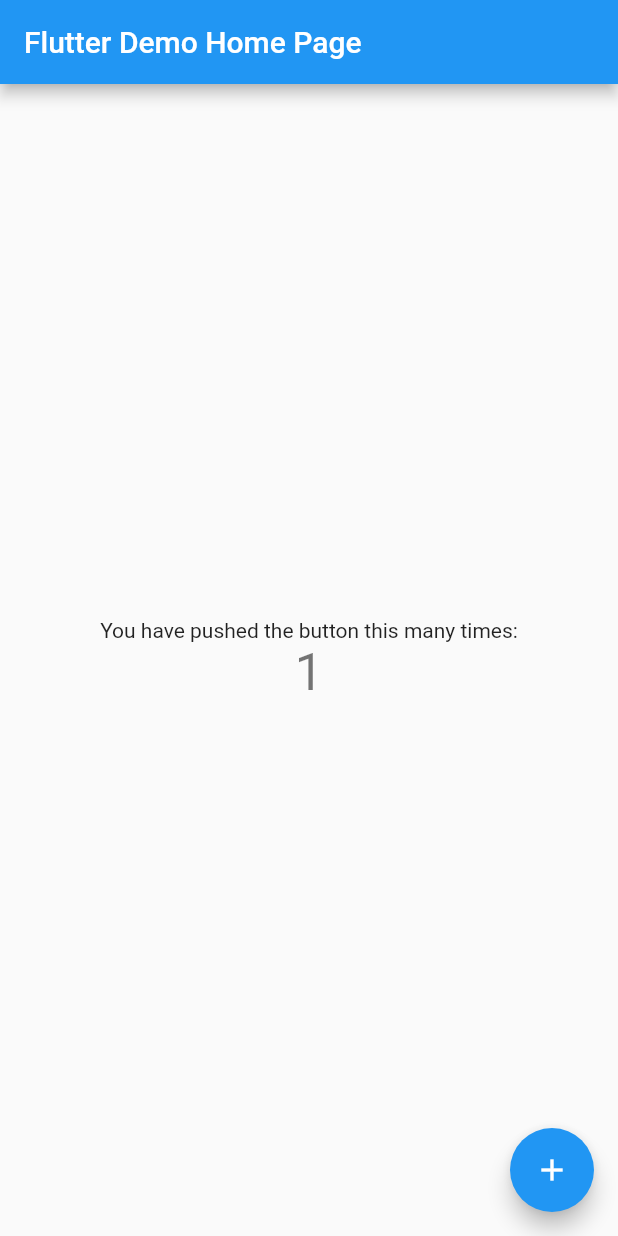
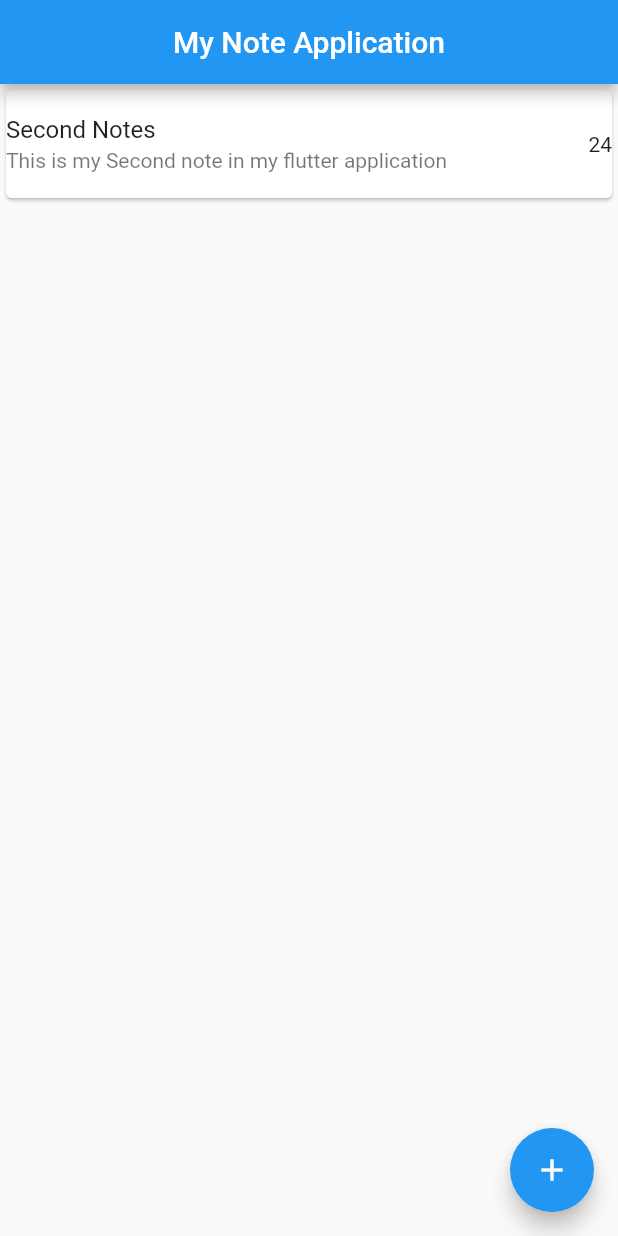
Before and after one commit to hariskhan235/flutter_notesapp_SQLite, a Flutter app: the screen it shows after launch, after a tap on the "add" icon, on a phone screen of 412 x 824 dp. Run offline on Flutter 3.47's test engine with Material 2 defaults, Android fonts, the phone set to English and light mode, and no system bars; our stand-ins replace sqflite; accounts and stored records are empty.

Commit message:
final app

```diff
--- /dev/null
+++ b/lib/app/db/notes_db.dart
@@ -0,0 +1,64 @@
+import 'package:sqflite/sqflite.dart';
+import 'package:path_provider/path_provider.dart';
+import '../../model/notes_model.dart';
+import 'package:path/path.dart';
+import 'dart:io' as io;
+
+class DBHelper {
+  static Database? _db;
+
+  Future<Database?> get db async {
+    if (_db != null) {
+      return _db;
+    }
+    _db = await initDatabase();
+  }
+
+  initDatabase() async {
+    io.Directory documentDirectory = await getApplicationDocumentsDirectory();
+    String path = join(documentDirectory.path, 'notes.db');
+
+    var db = await openDatabase(path, version: 1, onCreate: _onCreate);
+
+    return db;
+  }
+
+  _onCreate(Database db, int version) async {
+    await db.execute(
+      "CREATE TABLE notes (id INTEGER PRIMARY KEY AUTOINCREMENT, title TEXT NOT NULL , age INTEGER NOT NULL , description TEXT NOT NULL , email TEXT)",
+    );
+  }
+
+  Future<NotesModel> insert(NotesModel? notesModel) async {
+    var dbClient = await db;
+    try {
+      await dbClient!.insert(
+        'notes',
+        notesModel!.toMap(),
+      );
+    } catch (e) {
+      print('error');
+    }
+    return notesModel!;
+  }
+
+  Future<List<NotesModel>> getNotesList() async {
+    var dbClient = await db;
+
+    final List<Map<String, Object?>> queryResult =
+        await dbClient!.query('notes');
+
+    return queryResult.map((e) => NotesModel.fromMap(e)).toList();
+  }
+
+  Future<int> deleteNote(int id) async {
+    var dbClient = await db;
+    return dbClient!.delete('notes', where: 'id = ?', whereArgs: [id]);
+  }
+
+  Future<int> update(NotesModel notesModel) async {
+    var dbClient = await db;
+    return await dbClient!.update('notes', notesModel.toMap(),
+        where: 'id = ?', whereArgs: [notesModel.id]);
+  }
+}
--- /dev/null
+++ b/lib/app/my_app.dart
@@ -0,0 +1,18 @@
+import 'package:flutter/material.dart';
+import 'package:flutter_notes_app/home_page.dart';
+
+class MyApp extends StatelessWidget {
+  const MyApp({Key? key}) : super(key: key);
+
+  // This widget is the root of your application.
+  @override
+  Widget build(BuildContext context) {
+    return MaterialApp(
+      title: 'Flutter Demo',
+      theme: ThemeData(
+        primarySwatch: Colors.blue,
+      ),
+      home: const HomePage(),
+    );
+  }
+}
--- /dev/null
+++ b/lib/home_page.dart
@@ -0,0 +1,120 @@
+import 'package:flutter/material.dart';
+import 'package:flutter_notes_app/app/db/notes_db.dart';
+import 'package:flutter_notes_app/model/notes_model.dart';
+
+class HomePage extends StatefulWidget {
+  const HomePage({Key? key}) : super(key: key);
+
+  @override
+  State<HomePage> createState() => _HomePageState();
+}
+
+class _HomePageState extends State<HomePage> {
+  DBHelper? dbHelper;
+  late Future<List<NotesModel>> notesList;
+  @override
+  void initState() {
+    super.initState();
+    dbHelper = DBHelper();
+    loadData();
+  }
+
+  loadData() async {
+    notesList = dbHelper!.getNotesList();
+  }
+
+  @override
+  Widget build(BuildContext context) {
+    return Scaffold(
+      appBar: AppBar(
+        title: const Text('My Note Application'),
+        centerTitle: true,
+      ),
+      body: Column(
+        children: [
+          Expanded(
+            child: FutureBuilder(
+              future: notesList,
+              builder: (context, AsyncSnapshot<List<NotesModel>> snapshot) {
+                if (snapshot.hasData) {
+                  return ListView.builder(
+                    itemCount: snapshot.data!.length,
+                    itemBuilder: (context, index) {
+                      return InkWell(
+                        onTap: () {
+                          dbHelper!.update(
+                            NotesModel(
+                                id: snapshot.data![index].id!,
+                                title: 'Some thing else',
+                                age: 34,
+                                description: 'This is something else',
+                                email: 'ishaqzaada235@gmail.com'),
+                          );
+                          setState(() {
+                            notesList = dbHelper!.getNotesList();
+                          });
+                        },
+                        child: Dismissible(
+                          onDismissed: (DismissDirection direction) {
+                            setState(() {
+                              dbHelper!.deleteNote(snapshot.data![index].id!);
+                              notesList = dbHelper!.getNotesList();
+                              snapshot.data!.remove(snapshot.data![index]);
+                            });
+                          },
+                          key: ValueKey<int>(snapshot.data![index].id!),
+                          child: Card(
+                            child: ListTile(
+                              contentPadding: const EdgeInsets.all(0),
+                              title: Text(
+                                snapshot.data![index].title.toString(),
+                              ),
+                              subtitle: Text(
+                                snapshot.data![index].description.toString(),
+                              ),
+                              trailing: Text(
+                                snapshot.data![index].age.toString(),
+                              ),
+                            ),
+                          ),
+                        ),
+                      );
+                    },
+                  );
+                } else {
+                  return const Center(
+                    child: CircularProgressIndicator(),
+                  );
+                }
+              },
+            ),
+          ),
+        ],
+      ),
+      floatingActionButton: FloatingActionButton(
+        onPressed: () async {
+          dbHelper!
+              .insert(
+            NotesModel(
+              title: 'Second Notes',
+              age: 24,
+              description: 'This is my Second note in my flutter application',
+              email: 'Harisromeo9@gmail.com',
+            ),
+          )
+              .then((value) {
+            print('data added successfully');
+            setState(() {
+              notesList = dbHelper!.getNotesList();
+            });
+          }).onError((error, stackTrace) {
+            print(
+              error.toString(),
+            );
+          });
+        },
+        child: const Icon(Icons.add),
+      ),
+    );
+  }
+}
--- a/lib/main.dart
+++ b/lib/main.dart
@@ -1,115 +1,6 @@
 import 'package:flutter/material.dart';
+import 'package:flutter_notes_app/app/my_app.dart';
 
 void main() {
   runApp(const MyApp());
 }
-
-class MyApp extends StatelessWidget {
-  const MyApp({Key? key}) : super(key: key);
-
-  // This widget is the root of your application.
-  @override
-  Widget build(BuildContext context) {
-    return MaterialApp(
-      title: 'Flutter Demo',
-      theme: ThemeData(
-        // This is the theme of your application.
-        //
-        // Try running your application with "flutter run". You'll see the
-        // application has a blue toolbar. Then, without quitting the app, try
-        // changing the primarySwatch below to Colors.green and then invoke
-        // "hot reload" (press "r" in the console where you ran "flutter run",
-        // or simply save your changes to "hot reload" in a Flutter IDE).
-        // Notice that the counter didn't reset back to zero; the application
-        // is not restarted.
-        primarySwatch: Colors.blue,
-      ),
-      home: const MyHomePage(title: 'Flutter Demo Home Page'),
-    );
-  }
-}
-
-class MyHomePage extends StatefulWidget {
-  const MyHomePage({Key? key, required this.title}) : super(key: key);
-
-  // This widget is the home page of your application. It is stateful, meaning
-  // that it has a State object (defined below) that contains fields that affect
-  // how it looks.
-
-  // This class is the configuration for the state. It holds the values (in this
-  // case the title) provided by the parent (in this case the App widget) and
-  // used by the build method of the State. Fields in a Widget subclass are
-  // always marked "final".
-
-  final String title;
-
-  @override
-  State<MyHomePage> createState() => _MyHomePageState();
-}
-
-class _MyHomePageState extends State<MyHomePage> {
-  int _counter = 0;
-
-  void _incrementCounter() {
-    setState(() {
-      // This call to setState tells the Flutter framework that something has
-      // changed in this State, which causes it to rerun the build method below
-      // so that the display can reflect the updated values. If we changed
-      // _counter without calling setState(), then the build method would not be
-      // called again, and so nothing would appear to happen.
-      _counter++;
-    });
-  }
-
-  @override
-  Widget build(BuildContext context) {
-    // This method is rerun every time setState is called, for instance as done
-    // by the _incrementCounter method above.
-    //
-    // The Flutter framework has been optimized to make rerunning build methods
-    // fast, so that you can just rebuild anything that needs updating rather
-    // than having to individually change instances of widgets.
-    return Scaffold(
-      appBar: AppBar(
-        // Here we take the value from the MyHomePage object that was created by
-        // the App.build method, and use it to set our appbar title.
-        title: Text(widget.title),
-      ),
-      body: Center(
-        // Center is a layout widget. It takes a single child and positions it
-        // in the middle of the parent.
-        child: Column(
-          // Column is also a layout widget. It takes a list of children and
-          // arranges them vertically. By default, it sizes itself to fit its
-          // children horizontally, and tries to be as tall as its parent.
-          //
-          // Invoke "debug painting" (press "p" in the console, choose the
-          // "Toggle Debug Paint" action from the Flutter Inspector in Android
-          // Studio, or the "Toggle Debug Paint" command in Visual Studio Code)
-          // to see the wireframe for each widget.
-          //
-          // Column has various properties to control how it sizes itself and
-          // how it positions its children. Here we use mainAxisAlignment to
-          // center the children vertically; the main axis here is the vertical
-          // axis because Columns are vertical (the cross axis would be
-          // horizontal).
-          mainAxisAlignment: MainAxisAlignment.center,
-          children: <Widget>[
-            const Text(
-              'You have pushed the button this many times:',
-            ),
-            Text(
-              '$_counter',
-              style: Theme.of(context).textTheme.headline4,
-            ),
-          ],
-        ),
-      ),
-      floatingActionButton: FloatingActionButton(
-        onPressed: _incrementCounter,
-        tooltip: 'Increment',
-        child: const Icon(Icons.add),
-      ), // This trailing comma makes auto-formatting nicer for build methods.
-    );
-  }
-}
--- /dev/null
+++ b/lib/model/notes_model.dart
@@ -0,0 +1,31 @@
+class NotesModel {
+  final int? id;
+  final String title;
+  final int age;
+  final String description;
+  final String email;
+
+  NotesModel(
+      {this.id,
+      required this.title,
+      required this.age,
+      required this.description,
+      required this.email});
+
+  factory NotesModel.fromMap(Map<String, dynamic> map) {
+    return NotesModel(
+        id: map['id'],
+        title: map['title'],
+        age: map['age'],
+        description: map['description'],
+        email: map['email']);
+  }
+
+  Map<String, Object?> toMap() => {
+        'id': id,
+        'title': title,
+        'age': age,
+        'description': description,
+        'email': email
+      };
+}
```
Also changed, not shown: pubspec.yaml (+4 -17 lines), pubspec.lock, 2 other files.
